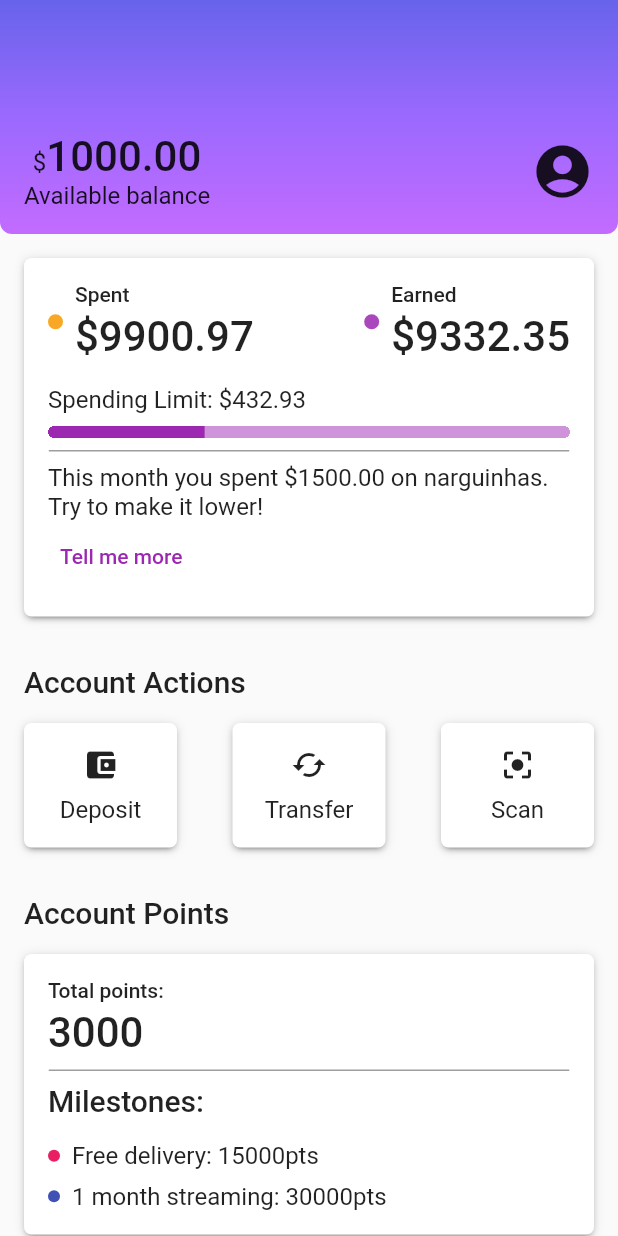
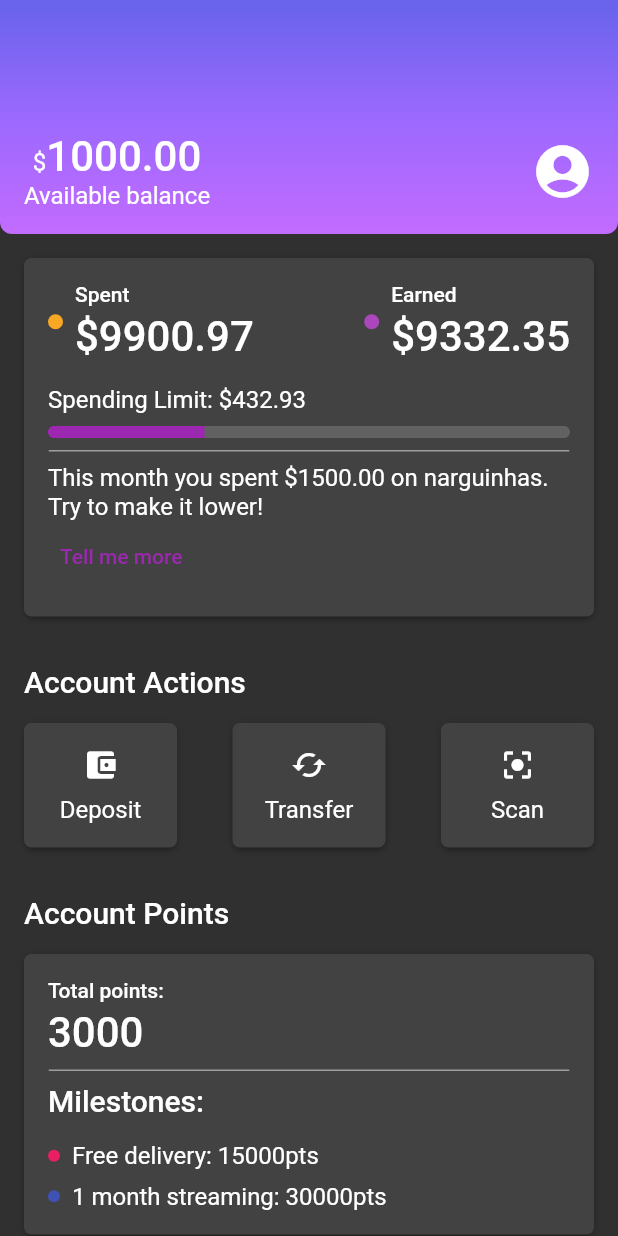
Before and after one commit to ikyrie/alubank, a Flutter app: the screen it shows after launch, on a phone screen of 412 x 824 dp. Run offline on Flutter 3.47's test engine with Material 2 defaults, Android fonts, the phone set to English and light mode, and no system bars.

Commit message:
Creating theming collections

```diff
--- a/lib/components/current_points.dart
+++ b/lib/components/current_points.dart
@@ -1,3 +1,4 @@
+import 'package:estilizacao_componentes/themes/theme_colors.dart';
 import 'package:flutter/material.dart';
 
 class AccountPoints extends StatelessWidget {
@@ -23,7 +24,7 @@ class AccountPoints extends StatelessWidget {
           padding: const EdgeInsets.only(top: 8, bottom: 8),
           child: Container(
             height: 1,
-            decoration: BoxDecoration(border: Border.all(color: Colors.grey)),
+            decoration: BoxDecoration(border: Border.all(color: ThemeColors.division)),
           ),
         ),
         Padding(
@@ -41,7 +42,7 @@ class AccountPoints extends StatelessWidget {
                   height: 8,
                   decoration: BoxDecoration(
                     borderRadius: BorderRadius.circular(10),
-                    color: Colors.pink,
+                    color: ThemeColors.milestones['delivery'],
                   ),
                 ),
               ),
@@ -58,7 +59,7 @@ class AccountPoints extends StatelessWidget {
                 height: 8,
                 decoration: BoxDecoration(
                     borderRadius: BorderRadius.circular(10),
-                  color: Colors.indigo,
+                  color: ThemeColors.milestones['streaming'],
                 ),
               ),
             ),
--- a/lib/components/status.dart
+++ b/lib/components/status.dart
@@ -1,3 +1,4 @@
+import 'package:estilizacao_componentes/themes/theme_colors.dart';
 import 'package:flutter/material.dart';
 
 class AccountStatus extends StatelessWidget {
@@ -15,7 +16,7 @@ class AccountStatus extends StatelessWidget {
               children: [
                 Padding(
                   padding: const EdgeInsets.only(right: 8.0),
-                  child: Container(height: 10, width: 10, decoration: BoxDecoration(borderRadius: BorderRadius.circular(5), color: Colors.yellow[800]),),
+                  child: Container(height: 10, width: 10, decoration: BoxDecoration(borderRadius: BorderRadius.circular(5), color: ThemeColors.transactions['spent']),),
                 ),
                 Column(
                   crossAxisAlignment: CrossAxisAlignment.start,
@@ -33,7 +34,7 @@ class AccountStatus extends StatelessWidget {
               children: [
                 Padding(
                   padding: const EdgeInsets.only(right: 8.0),
-                  child: Container(height: 10, width: 10, decoration: BoxDecoration(borderRadius: BorderRadius.circular(5), color: Colors.purple[400]),),
+                  child: Container(height: 10, width: 10, decoration: BoxDecoration(borderRadius: BorderRadius.circular(5), color: ThemeColors.transactions['earned']),),
                 ),
                 Column(
                   crossAxisAlignment: CrossAxisAlignment.start,
--- a/lib/themes/purple_theme.dart
+++ b/lib/themes/purple_theme.dart
@@ -1,13 +1,12 @@
 import 'package:estilizacao_componentes/themes/theme_colors.dart';
 import 'package:flutter/material.dart';
 
-const MaterialColor _mainColor = ThemeColors.primary;
 
 ThemeData purpleTheme = ThemeData(
-  primaryColor: _mainColor,
+  primaryColor: ThemeColors.primary,
   colorScheme: ColorScheme.fromSwatch(
-    primarySwatch: _mainColor,
-    brightness: Brightness.light,
+    primarySwatch: ThemeColors.primary,
+    brightness: Brightness.dark,
   ),
   textTheme: const TextTheme(
     bodyMedium: TextStyle(fontSize: 16),
--- a/lib/themes/theme_colors.dart
+++ b/lib/themes/theme_colors.dart
@@ -2,4 +2,7 @@ import 'package:flutter/material.dart';
 
 class ThemeColors {
   static const MaterialColor primary = Colors.purple;
+  static const MaterialColor division = Colors.grey;
+  static const milestones = {'delivery':Colors.pink, 'streaming':Colors.indigo};
+  static final transactions = {'spent': Colors.yellow[800], 'earned':Colors.purple[400]};
 }
```
